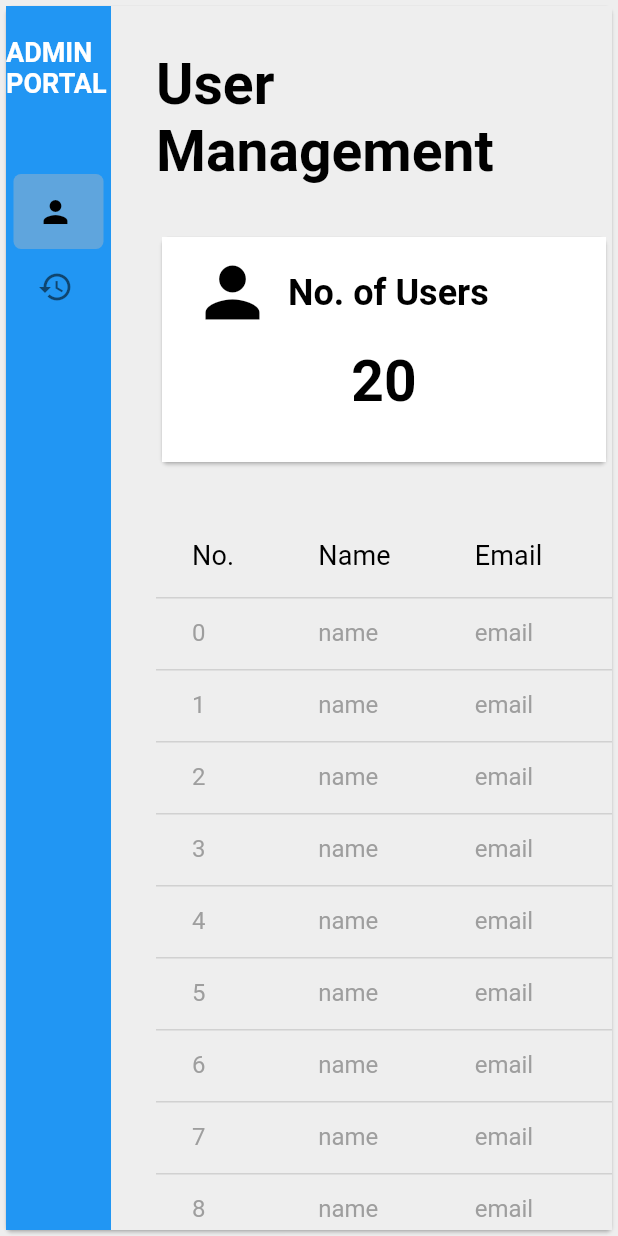
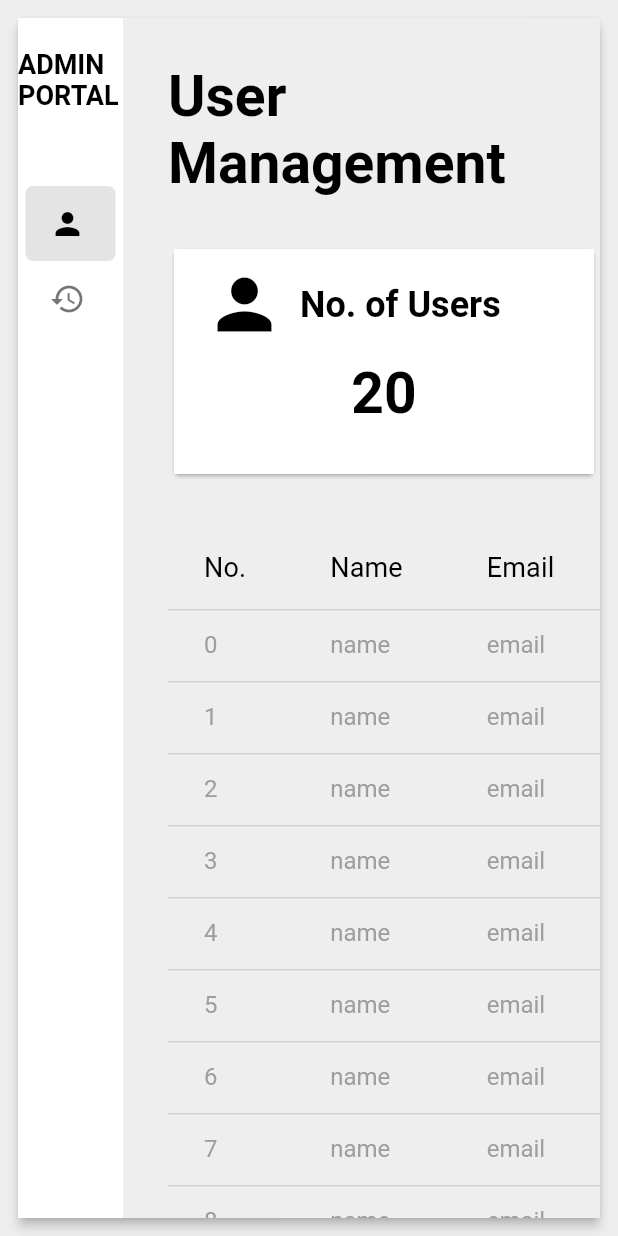
Before and after one commit to Lans12345/bus_ticketing_admin, a Flutter app: the screen it shows after launch, on a phone screen of 412 x 824 dp. Run offline on Flutter 3.47's test engine with Material 2 defaults, Android fonts, the phone set to English and light mode, and no system bars; drawn by our look-alikes of easy_sidemenu.

```diff
--- a/lib/screens/home_page.dart
+++ b/lib/screens/home_page.dart
@@ -12,9 +12,12 @@ class HomeScreen extends StatelessWidget {
   Widget build(BuildContext context) {
     return Scaffold(
       backgroundColor: Colors.grey[200],
-      body: Card(
+      body: Padding(
+        padding: const EdgeInsets.all(8.0),
+        child: Card(
+          elevation: 3,
           child: Container(
-          color: Colors.blue,
+            color: Colors.white,
             child: Row(
               mainAxisAlignment: MainAxisAlignment.start,
               children: [
@@ -25,14 +28,16 @@ class HomeScreen extends StatelessWidget {
                   title: Padding(
                     padding: const EdgeInsets.only(top: 20, bottom: 50),
                     child: BoldText(
-                      label: 'ADMIN PORTAL', fontSize: 18, color: Colors.white),
+                        label: 'ADMIN PORTAL',
+                        fontSize: 18,
+                        color: Colors.black),
                   ),
                   footer: Padding(
                     padding: const EdgeInsets.only(top: 20, bottom: 50),
-                  child: BoldText(
+                    child: NormalText(
                         label: 'Bus Ticketing System',
-                      fontSize: 14,
-                      color: Colors.white),
+                        fontSize: 12,
+                        color: Colors.black),
                   ),
                   // Will show on bottom of SideMenu when displayMode was SideMenuDisplayMode.open
 
@@ -66,6 +71,20 @@ class HomeScreen extends StatelessWidget {
                         color: Colors.white,
                       ),
                     ),
+                    // SideMenuItem(
+                    //   priority: 5,
+                    //   title: 'Logout',
+                    //   onTap: (_, page1) {
+                    //     ScaffoldMessenger.of(context).showSnackBar(SnackBar(
+                    //         content: NormalText(
+                    //             label: 'Admin logged out!',
+                    //             fontSize: 12,
+                    //             color: Colors.white)));
+                    //     Navigator.of(context).pushReplacement(MaterialPageRoute(
+                    //         builder: (context) => LandingPage()));
+                    //   },
+                    //   icon: const Icon(Icons.logout),
+                    // ),
                   ],
                 ),
                 Expanded(
@@ -78,6 +97,7 @@ class HomeScreen extends StatelessWidget {
             ),
           ),
         ),
+      ),
     );
   }
 }
```
Lines whose indentation alone changed are shown as unchanged.
